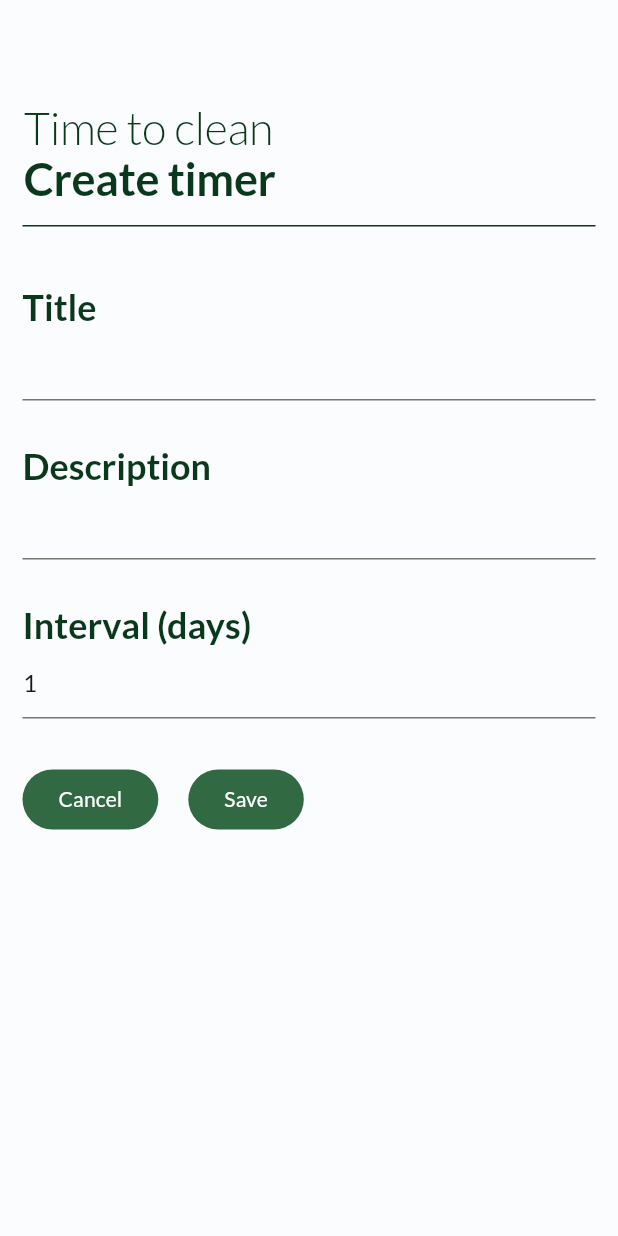
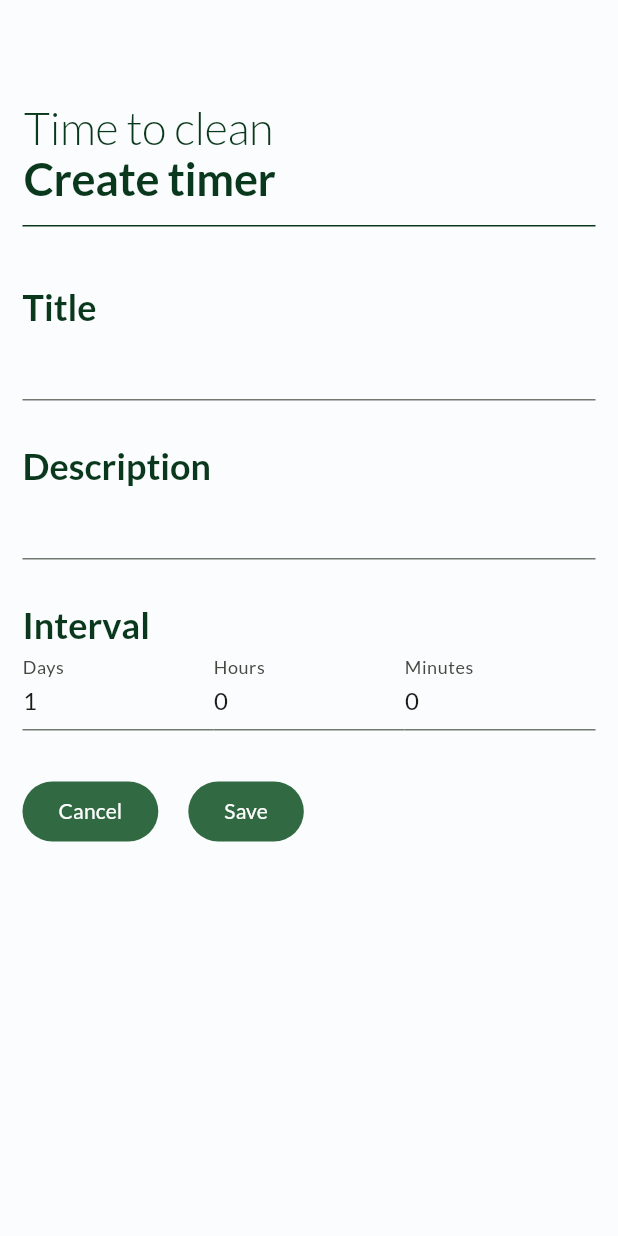
Before and after one commit to Bernier154/TimeToClean-App, a Flutter app: the screen it shows after launch, after a tap on the "add task" icon, on a phone screen of 412 x 824 dp. Run offline on Flutter 3.47's test engine with Material 3 defaults, Android fonts, the phone set to English and light mode, and no system bars; our stand-ins replace flutter_local_notifications, shared_preferences, timezone.

Commit message:
change interval field

```diff
--- a/lib/components/task_dialog.dart
+++ b/lib/components/task_dialog.dart
@@ -1,5 +1,6 @@
 import 'dart:developer';
 import 'package:flutter/material.dart';
+import 'package:flutter/widgets.dart';
 import 'package:ttc_app/components/content_box.dart';
 import 'package:ttc_app/models/task.dart';
 import 'package:ttc_app/theme.dart';
@@ -16,23 +17,30 @@ class TaskDialog extends StatefulWidget {
 
 class _TaskDialogState extends State<TaskDialog> {
   late String id;
-  late String title;
-  late String description;
-  late Duration interval;
+  late TextEditingController titleController;
+  late TextEditingController descriptionController;
+  late TextEditingController daysIntervalController;
+  late TextEditingController hoursIntervalController;
+  late TextEditingController minutesIntervalController;
   late DateTime lastReset;
 
   @override
   void initState() {
     id = widget.task.title;
-    title = widget.task.title;
-    description = widget.task.description;
-    interval = widget.task.interval;
     lastReset = widget.task.lastReset;
+    titleController = TextEditingController(text: widget.task.title);
+    descriptionController = TextEditingController(text: widget.task.description);
+    daysIntervalController = TextEditingController(text: widget.task.interval.inDays.toString());
+    hoursIntervalController = TextEditingController(text: (widget.task.interval - Duration(days: widget.task.interval.inDays)).inHours.toString());
+    minutesIntervalController = TextEditingController(text: (widget.task.interval - Duration(days: widget.task.interval.inDays, hours: (widget.task.interval - Duration(days: widget.task.interval.inDays)).inHours)).inMinutes.toString());
     super.initState();
   }
 
   @override
   void dispose() {
+    titleController.dispose();
+    descriptionController.dispose();
+    daysIntervalController.dispose();
     super.dispose();
   }
 
@@ -60,36 +68,54 @@ class _TaskDialogState extends State<TaskDialog> {
             'Title',
             style: Theme.of(context).textTheme.displayMedium,
           ),
-          TextFormField(
-            initialValue: title,
-            onChanged: (value) => setState(() => title = value),
-          ),
+          TextFormField(controller: titleController),
           const SizedBox(height: 30),
           Text(
             'Description',
             style: Theme.of(context).textTheme.displayMedium,
           ),
-          TextFormField(
-            initialValue: description,
-            onChanged: (value) => setState(() => description = value),
-          ),
+          TextFormField(controller: descriptionController),
           const SizedBox(height: 30),
           Text(
-            'Interval (days)',
+            'Interval',
             style: Theme.of(context).textTheme.displayMedium,
           ),
-          TextFormField(
-            initialValue: interval.inDays.toString(),
-            onChanged: (value) {
-              try {
-                interval = Duration(days: int.parse(value));
-                return;
-              } catch (exception) {
-                log(exception.toString());
-              }
-              interval = Duration.zero;
-            },
-            keyboardType: TextInputType.number,
+          Row(
+            children: [
+              Flexible(
+                child: TextFormField(
+                  decoration: const InputDecoration(label: Text('Days')),
+                  controller: daysIntervalController,
+                  onChanged: (value) {
+                    String filteredVal = (int.tryParse(daysIntervalController.text) ?? 0).toString();
+                    daysIntervalController.text = filteredVal;
+                  },
+                  keyboardType: TextInputType.number,
+                ),
+              ),
+              Flexible(
+                child: TextFormField(
+                  decoration: const InputDecoration(label: Text('Hours')),
+                  controller: hoursIntervalController,
+                  onChanged: (value) {
+                    String filteredVal = (int.tryParse(hoursIntervalController.text) ?? 0).toString();
+                    hoursIntervalController.text = filteredVal;
+                  },
+                  keyboardType: TextInputType.number,
+                ),
+              ),
+              Flexible(
+                child: TextFormField(
+                  decoration: const InputDecoration(label: Text('Minutes')),
+                  controller: minutesIntervalController,
+                  onChanged: (value) {
+                    String filteredVal = (int.tryParse(minutesIntervalController.text) ?? 0).toString();
+                    minutesIntervalController.text = filteredVal;
+                  },
+                  keyboardType: TextInputType.number,
+                ),
+              ),
+            ],
           ),
           const SizedBox(height: 30),
           Row(
@@ -107,9 +133,13 @@ class _TaskDialogState extends State<TaskDialog> {
                 onPressed: () {
                   Navigator.of(context).pop(Task(
                     id: widget.task.id,
-                    title: title,
-                    description: description,
-                    interval: interval,
+                    title: titleController.text,
+                    description: descriptionController.text,
+                    interval: Duration(
+                      days: int.tryParse(daysIntervalController.text) ?? 1,
+                      hours: int.tryParse(hoursIntervalController.text) ?? 1,
+                      minutes: int.tryParse(minutesIntervalController.text) ?? 1,
+                    ),
                     lastReset: lastReset,
                   ));
                 },
--- a/lib/models/task.dart
+++ b/lib/models/task.dart
@@ -57,6 +57,10 @@ class Task {
     return 'TIME TO CLEAN';
   }
 
+  int get timeLeftMilliseconds {
+    return doItBy.difference(DateTime.now()).inMilliseconds;
+  }
+
   double get progressDecimalPercent {
     Duration diff = doItBy.difference(DateTime.now());
     return max(0, min(1, 1 - (diff.inSeconds / interval.inSeconds)));
--- a/lib/provider/task_provider.dart
+++ b/lib/provider/task_provider.dart
@@ -7,7 +7,7 @@ class TaskProvider {
   List<Task> taskList = [];
   List<Task> get sortedTaskList {
     List<Task> l = List<Task>.from(taskList);
-    l.sort((a, b) => b.progressDecimalPercent.compareTo(a.progressDecimalPercent));
+    l.sort((a, b) => a.timeLeftMilliseconds.compareTo(b.timeLeftMilliseconds));
     return l;
   }
 
--- a/pubspec.yaml
+++ b/pubspec.yaml
@@ -1,7 +1,7 @@
 name: ttc_app
 description: "Time to clean"
 publish_to: 'none'
-version: 1.0.0+1
+version: 1.0.1+1
 
 environment:
   sdk: '>=3.3.2 <4.0.0'
```
